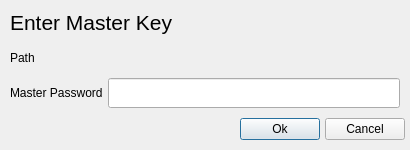
Old version of the form DbOpener.ui in the repository sochok222/RadikPass.
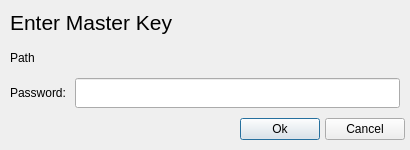
New version of the form.

What changed in the file:
```diff
--- a/DbOpener.ui
+++ b/DbOpener.ui
@@ -145,7 +145,7 @@
         </size>
        </property>
        <property name="text">
-        <string>Master Password</string>
+        <string>Password: </string>
        </property>
       </widget>
      </item>
```
Left out of the diff: 12 changed lines with no effect on the pictures.
